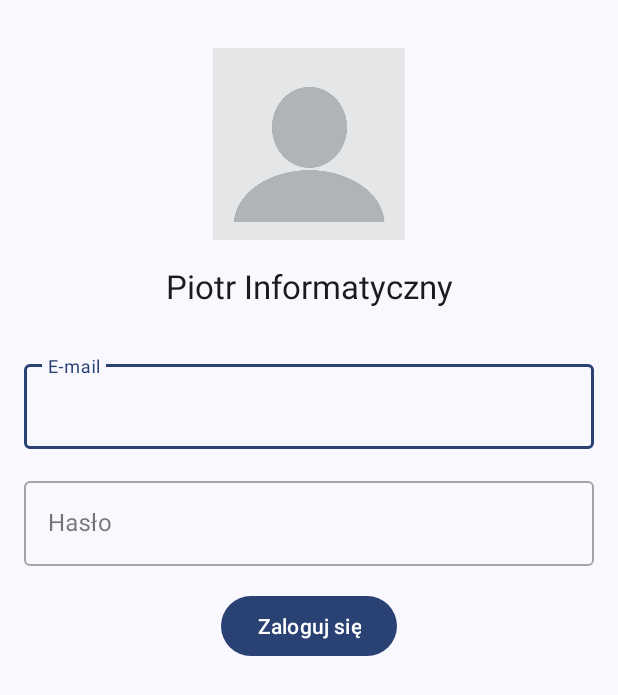
After one commit to akai-find-it/find-it-android, an Android app: the layout user_fragment.xml on its own in the app's theme, with its tools: preview values and no code run, on a phone screen of 412 x 824 dp. The commit adds this screen. Shown: the top 695 px of the screen. Run offline under Robolectric (Android 15) with nearby library versions, the phone set to English and light mode, and no system bars.

Commit message:
Add user fragment

```diff
--- a/app/src/main/java/pl/org/akai/hackathon/data/model/User.kt
+++ b/app/src/main/java/pl/org/akai/hackathon/data/model/User.kt
@@ -4,6 +4,7 @@ import java.time.ZonedDateTime
 
 data class User(
 	val email: String,
+	val name: String,
 	val isStaff: Boolean,
 	val isSuperuser: Boolean,
 	val isActive: Boolean,
--- a/app/src/main/java/pl/org/akai/hackathon/ui/base/DataViewModel.kt
+++ b/app/src/main/java/pl/org/akai/hackathon/ui/base/DataViewModel.kt
@@ -3,7 +3,7 @@ package pl.org.akai.hackathon.ui.base
 import androidx.lifecycle.MutableLiveData
 
 abstract class DataViewModel<T>(
-	default: T
+	default: T,
 ) : BaseViewModel() {
 
 	val data = MutableLiveData(default)
--- a/app/src/main/java/pl/org/akai/hackathon/ui/main/MainActivity.kt
+++ b/app/src/main/java/pl/org/akai/hackathon/ui/main/MainActivity.kt
@@ -46,7 +46,7 @@ class MainActivity : AppCompatActivity(), CoroutineScope {
 			val icon: IIcon = when (it.itemId) {
 				R.id.lostListFragment -> CommunityMaterial.Icon.cmd_account_search_outline
 				R.id.addFragment -> CommunityMaterial.Icon.cmd_account_heart_outline
-				R.id.menu_three -> CommunityMaterial.Icon.cmd_account_circle_outline
+				R.id.userFragment -> CommunityMaterial.Icon.cmd_account_circle_outline
 				else -> CommunityMaterial.Icon2.cmd_help
 			}
 			it.icon = IconicsDrawable(this, icon).apply {
--- /dev/null
+++ b/app/src/main/res/layout/user_fragment.xml
@@ -0,0 +1,81 @@
+<?xml version="1.0" encoding="utf-8"?>
+<layout
+	xmlns:android="http://schemas.android.com/apk/res/android"
+	xmlns:app="http://schemas.android.com/apk/res-auto"
+	xmlns:tools="http://schemas.android.com/tools">
+
+	<data>
+
+		<variable
+			name="vm"
+			type="pl.org.akai.hackathon.ui.user.UserViewModel" />
+	</data>
+
+	<androidx.constraintlayout.widget.ConstraintLayout
+		android:layout_width="match_parent"
+		android:layout_height="match_parent">
+
+		<com.google.android.material.imageview.ShapeableImageView
+			android:id="@+id/imageView"
+			android:layout_width="128dp"
+			android:layout_height="128dp"
+			android:layout_marginTop="32dp"
+			app:layout_constraintEnd_toEndOf="parent"
+			app:layout_constraintStart_toStartOf="parent"
+			app:layout_constraintTop_toTopOf="parent"
+			app:srcCompat="@drawable/profile" />
+
+		<TextView
+			android:id="@+id/textView2"
+			android:layout_width="wrap_content"
+			android:layout_height="wrap_content"
+			android:layout_marginTop="16dp"
+			android:text="@{vm.user == null ? @string/not_logged_in : vm.user.name}"
+			android:textAppearance="@style/TextAppearance.Material3.TitleLarge"
+			app:layout_constraintEnd_toEndOf="parent"
+			app:layout_constraintStart_toStartOf="parent"
+			app:layout_constraintTop_toBottomOf="@+id/imageView"
+			tools:text="Piotr Informatyczny" />
+
+		<LinearLayout
+			android:layout_width="match_parent"
+			android:layout_height="wrap_content"
+			android:layout_marginHorizontal="16dp"
+			android:layout_marginTop="32dp"
+			android:isVisible="@{vm.user == null}"
+			android:orientation="vertical"
+			app:layout_constraintTop_toBottomOf="@+id/textView2">
+
+			<com.google.android.material.textfield.TextInputLayout
+				style="@style/Widget.MaterialComponents.TextInputLayout.OutlinedBox"
+				android:layout_width="match_parent"
+				android:layout_height="wrap_content">
+
+				<com.google.android.material.textfield.TextInputEditText
+					android:layout_width="match_parent"
+					android:layout_height="wrap_content"
+					android:hint="E-mail" />
+			</com.google.android.material.textfield.TextInputLayout>
+
+			<com.google.android.material.textfield.TextInputLayout
+				style="@style/Widget.MaterialComponents.TextInputLayout.OutlinedBox"
+				android:layout_width="match_parent"
+				android:layout_height="wrap_content"
+				android:layout_marginTop="16dp">
+
+				<com.google.android.material.textfield.TextInputEditText
+					android:layout_width="match_parent"
+					android:layout_height="wrap_content"
+					android:hint="Hasło"
+					android:inputType="textPassword" />
+			</com.google.android.material.textfield.TextInputLayout>
+
+			<Button
+				android:layout_width="wrap_content"
+				android:layout_height="wrap_content"
+				android:layout_gravity="center_horizontal"
+				android:layout_marginTop="16dp"
+				android:text="Zaloguj się" />
+		</LinearLayout>
+	</androidx.constraintlayout.widget.ConstraintLayout>
+</layout>
--- a/app/src/main/res/menu/menu_bottom_nav.xml
+++ b/app/src/main/res/menu/menu_bottom_nav.xml
@@ -8,6 +8,6 @@
 		android:id="@+id/addFragment"
 		android:title="@string/app_name" />
 	<item
-		android:id="@+id/menu_three"
+		android:id="@+id/userFragment"
 		android:title="@string/app_name" />
 </menu>
--- a/app/src/main/res/navigation/nav_graph.xml
+++ b/app/src/main/res/navigation/nav_graph.xml
@@ -12,4 +12,8 @@
 		android:id="@+id/addFragment"
 		android:name="pl.org.akai.hackathon.ui.add.AddFragment"
 		android:label="AddFragment" />
+	<fragment
+		android:id="@+id/userFragment"
+		android:name="pl.org.akai.hackathon.ui.user.UserFragment"
+		android:label="UserFragment" />
 </navigation>
--- a/app/src/main/res/values/strings.xml
+++ b/app/src/main/res/values/strings.xml
@@ -1,3 +1,4 @@
 <resources>
 	<string name="app_name">Hackathon</string>
+	<string name="not_logged_in">Niezalogowany</string>
 </resources>
```
Also changed, not shown: app/src/main/java/pl/org/akai/hackathon/ext/BindingAdapters.kt (+37 -0 lines), app/src/main/java/pl/org/akai/hackathon/ui/user/UserFragment.kt (added, +26 -0 lines), app/src/main/java/pl/org/akai/hackathon/ui/user/UserViewModel.kt (added, +27 -0 lines), app/src/main/res/drawable-nodpi/profile.png (added).
